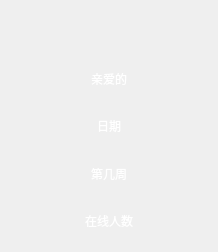
yujiecong/Qt-Zhku-Client, file Qt-Zhku-Client/UserAvater.ui: the form before one commit.
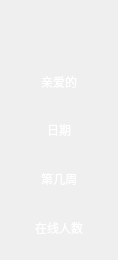
The form after the commit. Icons and pictures are not drawn.

Patch:
```diff
--- a/Qt-Zhku-Client/UserAvater.ui
+++ b/Qt-Zhku-Client/UserAvater.ui
@@ -6,16 +6,10 @@
    <rect>
     <x>0</x>
     <y>0</y>
-    <width>218</width>
-    <height>252</height>
+    <width>118</width>
+    <height>260</height>
    </rect>
   </property>
-  <property name="maximumSize">
-   <size>
-    <width>218</width>
-    <height>290</height>
-   </size>
-  </property>
   <property name="windowTitle">
    <string>Form</string>
   </property>
```
